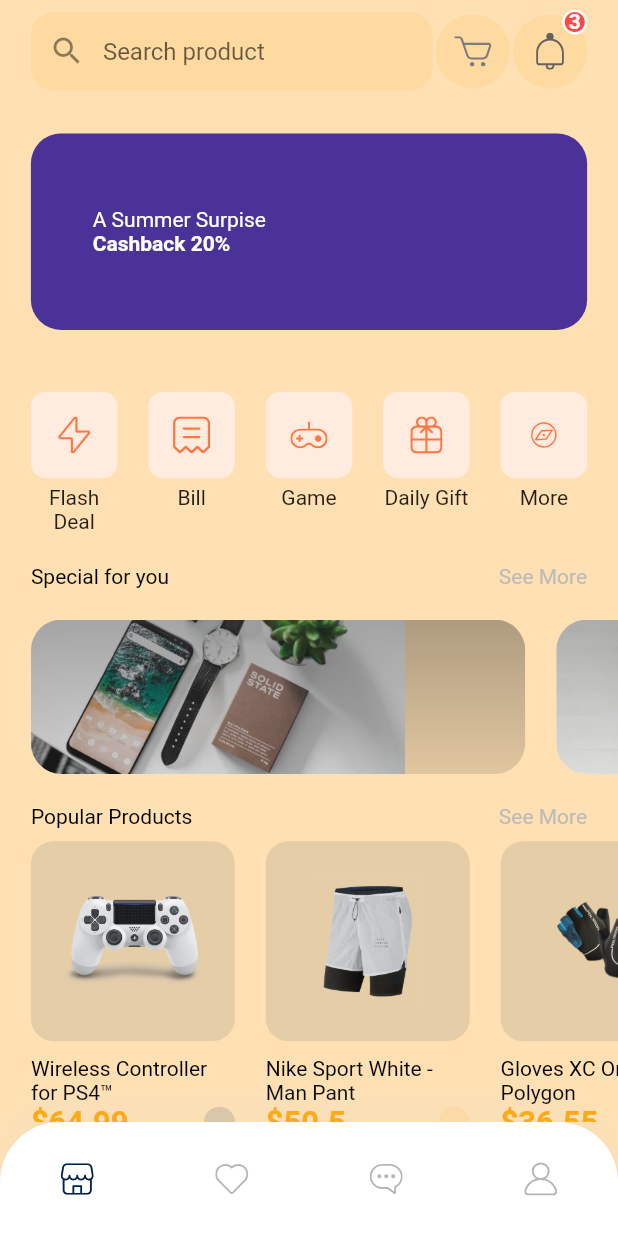
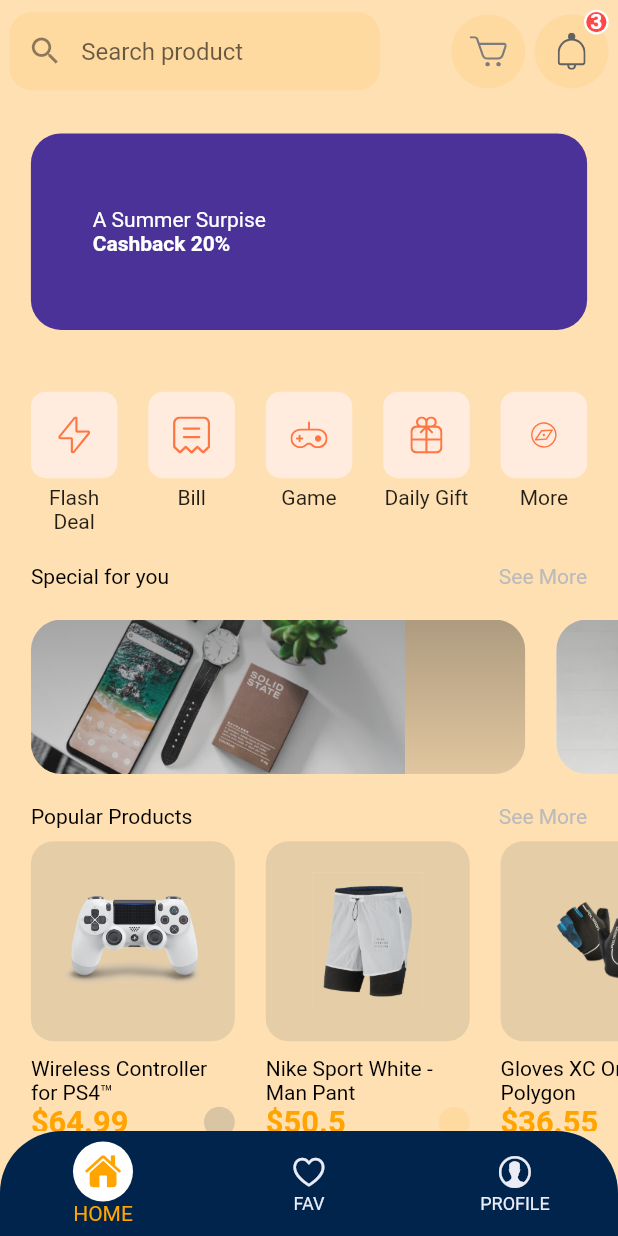
Before and after one commit to rupendra-p/flutter_ecommerce, a Flutter app: the HomeScreen screen opened by its route, on a phone screen of 412 x 824 dp. Run offline on Flutter 3.47's test engine with Material 2 defaults, Android fonts, the phone set to English and light mode, and no system bars; our stand-ins replace flutter_dotenv, flutter_svg.

Commit message:
added custom bottom nav bar

```diff
--- a/lib/components/coustom_bottom_nav_bar.dart
+++ /dev/null
@@ -1,71 +0,0 @@
-import 'package:ecommerce/constant/color_properties.dart';
-import 'package:flutter/material.dart';
-import 'package:flutter_svg/flutter_svg.dart';
-
-
-import '/constant/enums.dart';
-import '/screens/home/home_screen.dart';
-import '/screens/profile/profile_screen.dart';
-
-class CustomBottomNavBar extends StatelessWidget {
-  const CustomBottomNavBar({
-    Key? key,
-    required this.selectedMenu,
-  }) : super(key: key);
-
-  final MenuState selectedMenu;
-
-  @override
-  Widget build(BuildContext context) {
-    final Color inActiveIconColor = Color(0xFFB6B6B6);
-    return Container(
-      padding: EdgeInsets.symmetric(vertical: 14),
-      decoration: BoxDecoration(
-        color: Colors.white,
-        boxShadow: [
-          BoxShadow(
-            offset: Offset(0, -15),
-            blurRadius: 20,
-            color: Color(0xFFDADADA).withOpacity(0.15),
-          ),
-        ],
-        borderRadius: BorderRadius.only(
-          topLeft: Radius.circular(40),
-          topRight: Radius.circular(40),
-        ),
-      ),
-      child: Row(
-        mainAxisAlignment: MainAxisAlignment.spaceAround,
-        children: [
-          IconButton(
-            icon: SvgPicture.asset(
-              "assets/icons/Shop Icon.svg",
-              color: MenuState.home == selectedMenu
-                  ? primaryColor
-                  : inActiveIconColor,
-            ),
-            onPressed: () => Navigator.pushNamed(context, HomeScreen.routeName),
-          ),
-          IconButton(
-            icon: SvgPicture.asset("assets/icons/Heart Icon.svg"),
-            onPressed: () {},
-          ),
-          IconButton(
-            icon: SvgPicture.asset("assets/icons/Chat bubble Icon.svg"),
-            onPressed: () {},
-          ),
-          IconButton(
-            icon: SvgPicture.asset(
-              "assets/icons/User Icon.svg",
-              color: MenuState.profile == selectedMenu
-                  ? primaryColor
-                  : inActiveIconColor,
-            ),
-            onPressed: () =>
-                Navigator.pushNamed(context, ProfileScreen.routeName),
-          ),
-        ],
-      ),
-    );
-  }
-}
--- /dev/null
+++ b/lib/components/custom_bottom_nav_bar.dart
@@ -0,0 +1,83 @@
+import 'package:ecommerce/constant/color_properties.dart';
+import 'package:ecommerce/utils/size_config.dart';
+import 'package:flutter/cupertino.dart';
+import 'package:flutter/material.dart';
+
+class CustomBottomNavBar extends StatelessWidget {
+  final int currentIndex;
+  final ValueChanged<int> onTap;
+  final List<Widget> pages;
+
+  CustomBottomNavBar({
+    Key? key,
+    required this.currentIndex,
+    required this.onTap,
+    required this.pages,
+  }) : super(key: key);
+
+  @override
+  Widget build(BuildContext context) {
+    return Material(
+      child: Scaffold(
+        body: pages[currentIndex],
+        bottomNavigationBar: ClipRRect(
+          borderRadius: BorderRadius.only(
+            topLeft: Radius.circular(SizeConfig.widthMultiplier * 10.0),
+            topRight: Radius.circular(SizeConfig.widthMultiplier * 10.0),
+          ),
+          child: BottomNavigationBar(
+            currentIndex: currentIndex,
+            type: BottomNavigationBarType.fixed,
+            backgroundColor: primaryColor,
+            elevation: 1.0,
+            iconSize: SizeConfig.widthMultiplier * 6.0,
+            items: [
+              BottomNavigationBarItem(
+                icon: Icon(
+                  CupertinoIcons.house,
+                ),
+                label: 'HOME',
+                activeIcon: CircleAvatar(
+                  child: Icon(
+                    CupertinoIcons.house_fill,
+                    color: secondaryColor,
+                  ),
+                  backgroundColor: colorWhite,
+                ),
+              ),
+              BottomNavigationBarItem(
+                icon: Icon(CupertinoIcons.heart),
+                label: 'FAV',
+                activeIcon: CircleAvatar(
+                  child: Icon(
+                    CupertinoIcons.heart_fill,
+                    color: secondaryColor,
+                  ),
+                  backgroundColor: colorWhite,
+                ),
+              ),
+              BottomNavigationBarItem(
+                icon: Icon(CupertinoIcons.person_alt_circle),
+                label: 'PROFILE',
+                activeIcon: CircleAvatar(
+                  child: Icon(
+                    CupertinoIcons.person_alt_circle_fill,
+                    color: secondaryColor,
+                  ),
+                  backgroundColor: colorWhite,
+                ),
+              ),
+            ],
+            onTap: onTap,
+          ),
+        ),
+      ),
+    );
+  }
+}
+
+class BottomNavBar {
+  String? title;
+  Icon? icon;
+  BottomNavBar({this.title, this.icon});
+}
--- a/lib/screens/home/components/home_header.dart
+++ b/lib/screens/home/components/home_header.dart
@@ -1,6 +1,6 @@
 import 'package:flutter/material.dart';
+
 import '/screens/cart/cart_screen.dart';
-
 import '/utils/size_config.dart';
 import 'icon_btn_with_counter.dart';
 import 'search_field.dart';
@@ -14,15 +14,19 @@ class HomeHeader extends StatelessWidget {
   Widget build(BuildContext context) {
     return Padding(
       padding: EdgeInsets.symmetric(
-        horizontal: SizeConfig.heightMultiplier * 2.5,
+        horizontal: SizeConfig.widthMultiplier * 1.5,
       ),
       child: Row(
-        mainAxisAlignment: MainAxisAlignment.spaceBetween,
+        mainAxisAlignment: MainAxisAlignment.spaceAround,
         children: [
           SearchField(),
+          Spacer(),
           IconBtnWithCounter(
             svgSrc: "assets/icons/Cart Icon.svg",
             press: () => Navigator.pushNamed(context, CartScreen.routeName),
+          ),
+          SizedBox(
+            width: SizeConfig.widthMultiplier * 1.5,
           ),
           IconBtnWithCounter(
             svgSrc: "assets/icons/Bell.svg",
--- a/lib/screens/home/components/search_field.dart
+++ b/lib/screens/home/components/search_field.dart
@@ -1,7 +1,6 @@
 import 'package:ecommerce/constant/color_properties.dart';
 import 'package:flutter/material.dart';
 
-import '/constant/constants.dart';
 import '/utils/size_config.dart';
 
 class SearchField extends StatelessWidget {
@@ -12,7 +11,7 @@ class SearchField extends StatelessWidget {
   @override
   Widget build(BuildContext context) {
     return Container(
-      width: SizeConfig.widthMultiplier * 65,
+      width: SizeConfig.widthMultiplier * 60,
       decoration: BoxDecoration(
         color: secondaryColor.withOpacity(0.1),
         borderRadius: BorderRadius.circular(15),
--- a/lib/screens/home/home_screen.dart
+++ b/lib/screens/home/home_screen.dart
@@ -1,16 +1,33 @@
+import 'package:ecommerce/screens/profile/profile_screen.dart';
 import 'package:flutter/material.dart';
-import '/components/coustom_bottom_nav_bar.dart';
+import '../../components/custom_bottom_nav_bar.dart';
 import '/constant/enums.dart';
 
 import 'components/body.dart';
 
-class HomeScreen extends StatelessWidget {
-  static String routeName = "/home";
+class HomeScreen extends StatefulWidget {
+  static const  String routeName = "/home";
+
+  const HomeScreen({Key? key}) : super(key: key);
+
+  @override
+  State<HomeScreen> createState() => _HomeScreenState();
+}
+
+class _HomeScreenState extends State<HomeScreen> {
+  int index = 0;
+
   @override
   Widget build(BuildContext context) {
-    return Scaffold(
-      body: Body(),
-      bottomNavigationBar: CustomBottomNavBar(selectedMenu: MenuState.home),
+    return CustomBottomNavBar(
+      currentIndex: index,
+      onTap: (i) => setState(() => index = i),
+      pages: [
+        Body(),
+        Container(),
+
+        ProfileScreen(),
+      ],
     );
   }
 }
--- a/lib/screens/profile/profile_screen.dart
+++ b/lib/screens/profile/profile_screen.dart
@@ -1,6 +1,5 @@
 import 'package:flutter/material.dart';
-import '/components/coustom_bottom_nav_bar.dart';
-import '/constant/enums.dart';
+
 
 import 'components/body.dart';
 
@@ -13,7 +12,6 @@ class ProfileScreen extends StatelessWidget {
         title: Text("Profile"),
       ),
       body: Body(),
-      bottomNavigationBar: CustomBottomNavBar(selectedMenu: MenuState.profile),
     );
   }
 }
--- a/lib/theme/theme_data.dart
+++ b/lib/theme/theme_data.dart
@@ -20,8 +20,7 @@ ThemeData lightTheme(BuildContext context) {
       ),
     ),
     bottomNavigationBarTheme: const BottomNavigationBarThemeData(
-      selectedItemColor: primaryColor,
-      backgroundColor: colorWhite,
+      selectedItemColor: secondaryColor,
       unselectedItemColor: colorLightGrey,
       showSelectedLabels: true,
     ),
```
